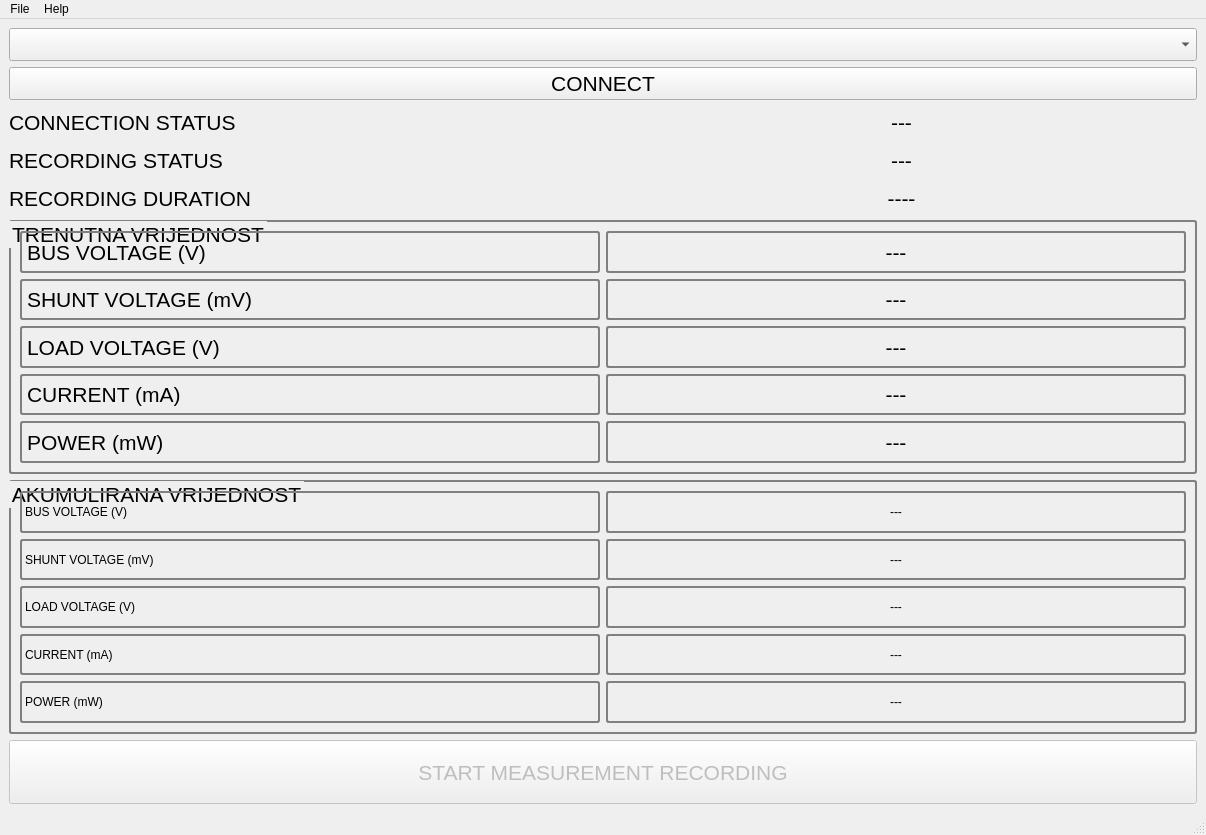
Qt form PC_Application/mainwindow.ui (dogotic/QCurrentMeasurement) before a commit.
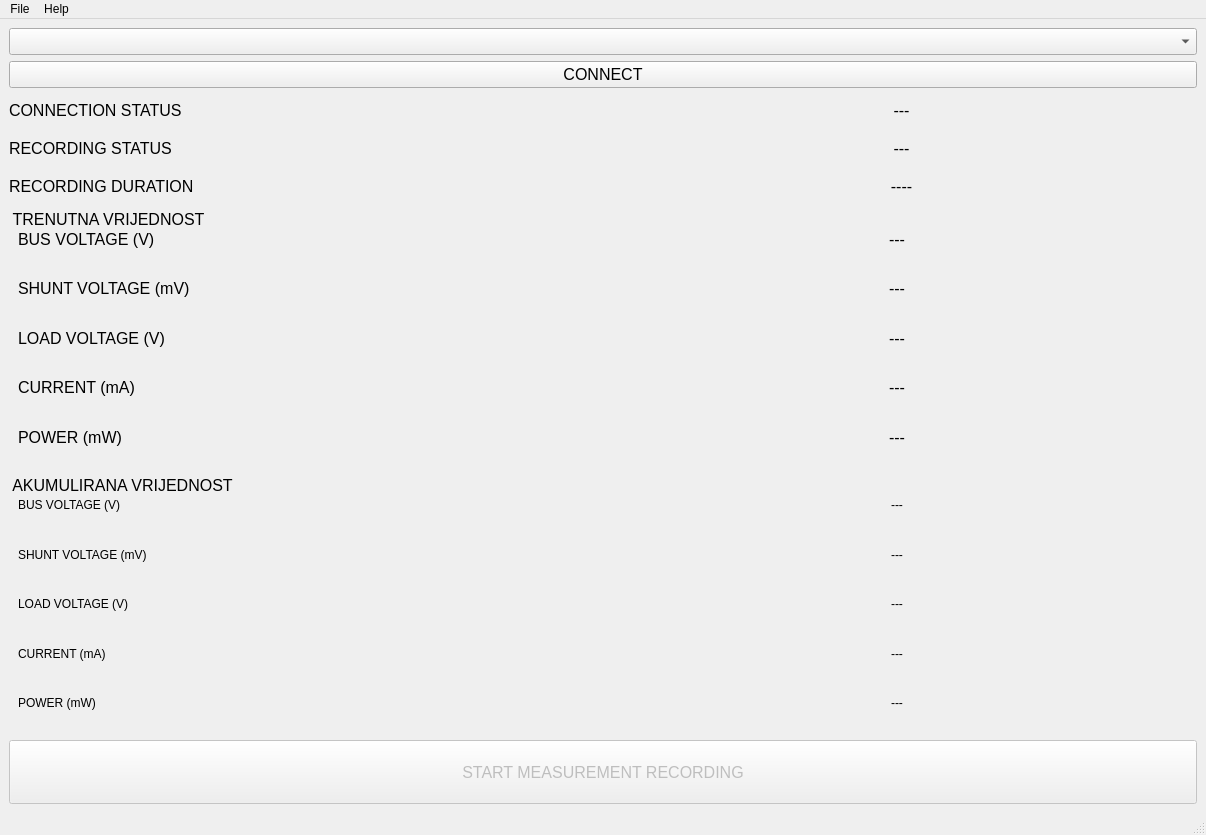
The same form after that commit.

```diff
--- a/PC_Application/mainwindow.ui
+++ b/PC_Application/mainwindow.ui
@@ -19,7 +19,7 @@
      <widget class="QComboBox" name="comboBox_SERIAL_PORTS">
       <property name="font">
        <font>
-        <pointsize>16</pointsize>
+        <pointsize>12</pointsize>
        </font>
       </property>
      </widget>
@@ -28,7 +28,7 @@
      <widget class="QPushButton" name="pushButton_CONNECT">
       <property name="font">
        <font>
-        <pointsize>16</pointsize>
+        <pointsize>12</pointsize>
        </font>
       </property>
       <property name="text">
@@ -48,7 +48,7 @@
         </property>
         <property name="font">
          <font>
-          <pointsize>16</pointsize>
+          <pointsize>12</pointsize>
           <italic>false</italic>
          </font>
         </property>
@@ -67,7 +67,7 @@
         </property>
         <property name="font">
          <font>
-          <pointsize>16</pointsize>
+          <pointsize>12</pointsize>
          </font>
         </property>
         <property name="text">
@@ -92,7 +92,7 @@
         </property>
         <property name="font">
          <font>
-          <pointsize>16</pointsize>
+          <pointsize>12</pointsize>
           <italic>false</italic>
          </font>
         </property>
@@ -111,7 +111,7 @@
         </property>
         <property name="font">
          <font>
-          <pointsize>16</pointsize>
+          <pointsize>12</pointsize>
          </font>
         </property>
         <property name="text">
@@ -136,7 +136,7 @@
         </property>
         <property name="font">
          <font>
-          <pointsize>16</pointsize>
+          <pointsize>12</pointsize>
          </font>
         </property>
         <property name="text">
@@ -154,7 +154,7 @@
         </property>
         <property name="font">
          <font>
-          <pointsize>16</pointsize>
+          <pointsize>12</pointsize>
          </font>
         </property>
         <property name="text">
@@ -171,12 +171,12 @@
      <widget class="QGroupBox" name="groupBox">
       <property name="font">
        <font>
-        <pointsize>16</pointsize>
+        <pointsize>12</pointsize>
        </font>
       </property>
       <property name="styleSheet">
-       <string notr="true">     border: 2px solid gray; 
-     border-radius: 3px; </string>
+       <string notr="true">     border: 0px solid gray; 
+     border-radius: 0px; </string>
       </property>
       <property name="title">
        <string>TRENUTNA VRIJEDNOST</string>
@@ -186,7 +186,7 @@
         <widget class="QLabel" name="label_CURRENT_NOW">
          <property name="font">
           <font>
-           <pointsize>16</pointsize>
+           <pointsize>12</pointsize>
           </font>
          </property>
          <property name="text">
@@ -201,7 +201,7 @@
         <widget class="QLabel" name="label_5">
          <property name="font">
           <font>
-           <pointsize>16</pointsize>
+           <pointsize>12</pointsize>
           </font>
          </property>
          <property name="text">
@@ -213,7 +213,7 @@
         <widget class="QLabel" name="label_2">
          <property name="font">
           <font>
-           <pointsize>16</pointsize>
+           <pointsize>12</pointsize>
           </font>
          </property>
          <property name="text">
@@ -225,7 +225,7 @@
         <widget class="QLabel" name="label_LOAD_VOLTAGE_NOW">
          <property name="font">
           <font>
-           <pointsize>16</pointsize>
+           <pointsize>12</pointsize>
           </font>
          </property>
          <property name="text">
@@ -240,7 +240,7 @@
         <widget class="QLabel" name="label_BUS_VOLTAGE_NOW">
          <property name="font">
           <font>
-           <pointsize>16</pointsize>
+           <pointsize>12</pointsize>
           </font>
          </property>
          <property name="text">
@@ -255,7 +255,7 @@
         <widget class="QLabel" name="label_POWER_NOW">
          <property name="font">
           <font>
-           <pointsize>16</pointsize>
+           <pointsize>12</pointsize>
           </font>
          </property>
          <property name="text">
@@ -270,7 +270,7 @@
         <widget class="QLabel" name="label_SHUNT_VOLTAGE_NOW">
          <property name="font">
           <font>
-           <pointsize>16</pointsize>
+           <pointsize>12</pointsize>
           </font>
          </property>
          <property name="text">
@@ -285,7 +285,7 @@
         <widget class="QLabel" name="label_4">
          <property name="font">
           <font>
-           <pointsize>16</pointsize>
+           <pointsize>12</pointsize>
           </font>
          </property>
          <property name="text">
@@ -297,7 +297,7 @@
         <widget class="QLabel" name="label">
          <property name="font">
           <font>
-           <pointsize>16</pointsize>
+           <pointsize>12</pointsize>
           </font>
          </property>
          <property name="text">
@@ -309,7 +309,7 @@
         <widget class="QLabel" name="label_3">
          <property name="font">
           <font>
-           <pointsize>16</pointsize>
+           <pointsize>12</pointsize>
           </font>
          </property>
          <property name="text">
@@ -324,12 +324,12 @@
      <widget class="QGroupBox" name="groupBox_2">
       <property name="font">
        <font>
-        <pointsize>16</pointsize>
+        <pointsize>12</pointsize>
        </font>
       </property>
       <property name="styleSheet">
-       <string notr="true">     border: 2px solid gray; 
-     border-radius: 3px; </string>
+       <string notr="true">     border: 0px solid gray; 
+     border-radius: 0px; </string>
       </property>
       <property name="title">
        <string>AKUMULIRANA VRIJEDNOST</string>
@@ -439,7 +439,7 @@
       </property>
       <property name="font">
        <font>
-        <pointsize>16</pointsize>
+        <pointsize>12</pointsize>
        </font>
       </property>
       <property name="text">
```
